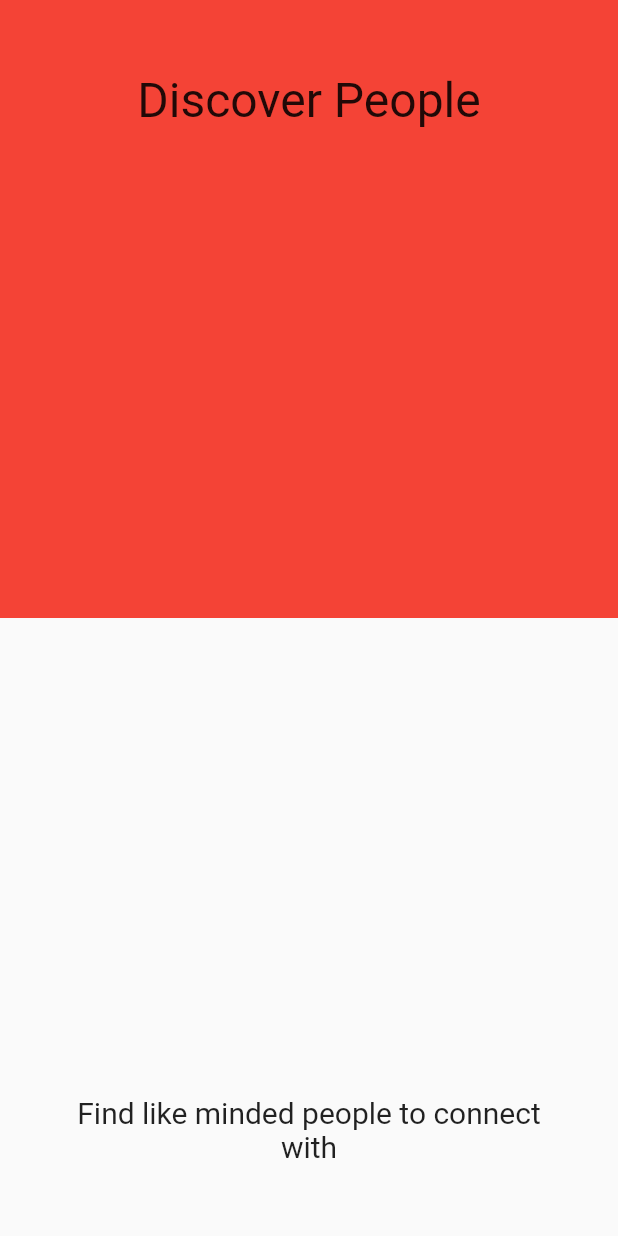
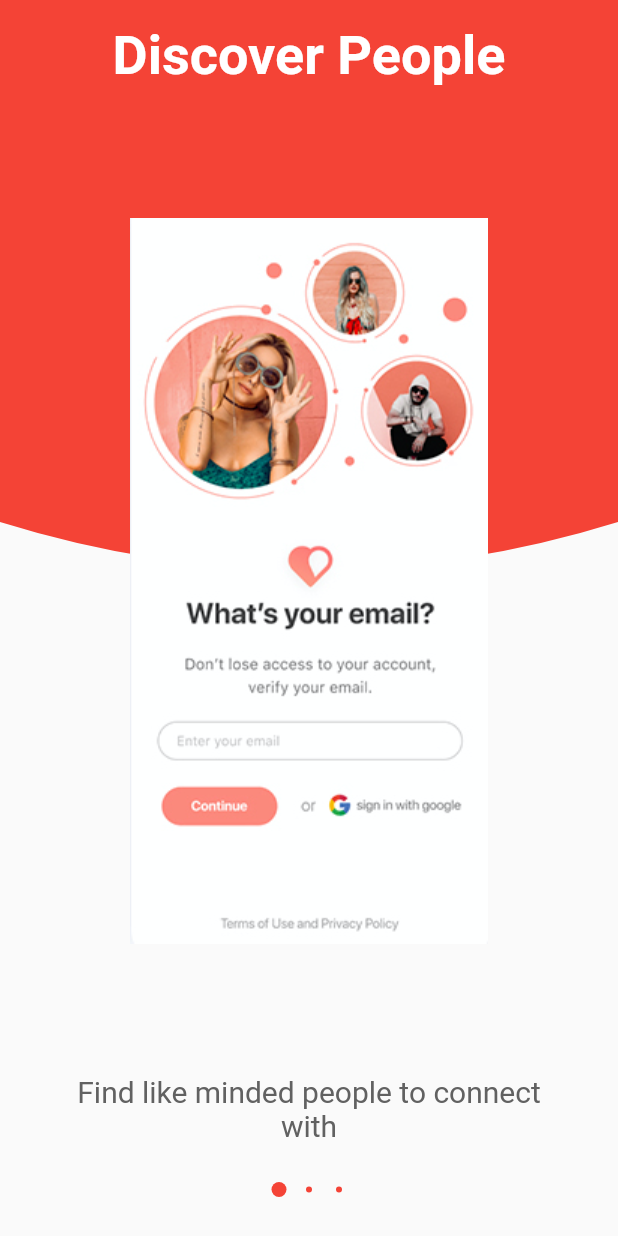
Before and after one commit to ansh0437/FlutterProjects, a Flutter app: the screen it shows after launch, on a phone screen of 412 x 824 dp. Run offline on Flutter 3.47's test engine with Material 2 defaults, Android fonts, the phone set to English and light mode, and no system bars; our stand-ins replace shared_preferences.

Commit message:
Boarding page completed

```diff
--- a/dating_app/lib/app/pages/boarding/boarding.dart
+++ b/dating_app/lib/app/pages/boarding/boarding.dart
@@ -1,18 +1,25 @@
-import 'package:dating_app/constants/dimensions.dart';
+import 'package:dating_app/app/pages/boarding/boarding_page.dart';
+import 'package:dating_app/app/widgets/curved_container.dart';
+import 'package:dating_app/app/widgets/slider/dots_indicator.dart';
+import 'package:dating_app/constants/numbers.dart';
+import 'package:dating_app/data/models/boarding_dto.dart';
 import 'package:flutter/material.dart';
 
+import '../../../constants/numbers.dart';
+import '../../../constants/strings.dart';
 import '../base/base_stateful.dart';
 
 class Boarding extends BasePage {
+  final PageController mPageController = PageController();
+
+  final List<BoardingDTO> mBoardingList = BoardingDTO.list;
+
   @override
   _BoardingState createState() => _BoardingState();
 }
 
 class _BoardingState extends BaseState<Boarding> {
-  @override
-  void initState() {
-    super.initState();
-  }
+  int iPageIndex = 0;
 
   @override
   Widget build(BuildContext context) {
@@ -22,36 +29,35 @@ class _BoardingState extends BaseState<Boarding> {
         key: scaffoldKey,
         body: Stack(
           children: [
-            Container(
-              height: getHeight() / 2,
-              color: Colors.red,
-            ),
+            CurvedContainer(width: getWidth(), height: getHeight()),
             SafeArea(
-              child: Container(
-                padding: EdgeInsets.all(Dimensions.twentyFour),
               child: Column(
                 crossAxisAlignment: CrossAxisAlignment.center,
                 children: [
-                    Container(
-                      padding: EdgeInsets.all(Dimensions.twentyFour),
-                      child: Text(
-                        "Discover People",
-                        style: TextStyle(fontSize: Dimensions.thirtyTwo),
+                  Expanded(
+                    child: Container(
+                      child: PageView.builder(
+                        physics: BouncingScrollPhysics(),
+                        controller: widget.mPageController,
+                        itemCount: widget.mBoardingList.length,
+                        itemBuilder: (BuildContext context, int index) {
+                          return BoardingPage(widget.mBoardingList[index]);
+                        },
+                        onPageChanged: (int index) {
+                          setState(() {
+                            iPageIndex = index;
+                          });
+                        },
                       ),
                     ),
-                    Expanded(
-                      child: Container(),
                   ),
                   Container(
-                      padding: EdgeInsets.all(Dimensions.twentyFour),
-                      child: Text(
-                        "Find like minded people to connect with",
-                        textAlign: TextAlign.center,
-                        style: TextStyle(fontSize: Dimensions.twenty),
+                    padding: const EdgeInsets.all(Doubles.sixteen),
+                    child: iPageIndex == widget.mBoardingList.length - 1
+                        ? _buildGetStarted()
+                        : _buildDotIndicator(),
                   ),
-                    )
                 ],
-                ),
               ),
             ),
           ],
@@ -59,4 +65,30 @@ class _BoardingState extends BaseState<Boarding> {
       ),
     );
   }
+
+  Widget _buildGetStarted() {
+    return InkWell(
+      onTap: () {},
+      child: Padding(
+        padding: const EdgeInsets.all(Doubles.four),
+        child: Text(Strings.getStarted,
+            style: TextStyle(
+              color: Colors.red,
+              fontSize: Doubles.twenty,
+              fontWeight: FontWeight.bold,
+            )),
+      ),
+    );
   }
+
+  Widget _buildDotIndicator() {
+    return Padding(
+      padding: const EdgeInsets.all(Doubles.ten),
+      child: DotsIndicator(
+        controller: widget.mPageController,
+        color: Colors.red,
+        itemCount: widget.mBoardingList.length,
+      ),
+    );
+  }
+}
--- /dev/null
+++ b/dating_app/lib/app/pages/boarding/boarding_page.dart
@@ -0,0 +1,55 @@
+import 'package:flutter/material.dart';
+
+import '../base/base_stateless.dart';
+import '../../../constants/numbers.dart';
+import '../../../data/models/boarding_dto.dart';
+
+class BoardingPage extends BasePageStateless {
+  final BoardingDTO mBoardingDTO;
+
+  BoardingPage(this.mBoardingDTO);
+
+  @override
+  Widget build(BuildContext context) {
+    return SafeArea(
+      child: Container(
+        padding: EdgeInsets.only(top: Doubles.sixteen),
+        child: Column(
+          crossAxisAlignment: CrossAxisAlignment.center,
+          children: [
+            Container(
+              child: Text(
+                mBoardingDTO.title,
+                style: TextStyle(
+                  color: Colors.white,
+                  fontSize: Doubles.thirtySix,
+                  fontWeight: FontWeight.bold,
+                ),
+              ),
+            ),
+            Expanded(
+              child: Container(
+                padding: EdgeInsets.symmetric(vertical: Doubles.sixteen),
+                decoration: BoxDecoration(
+                  borderRadius: BorderRadius.circular(Doubles.twenty),
+                ),
+                child: Image.asset(mBoardingDTO.image),
+              ),
+            ),
+            Container(
+              width: Doubles.threeForty,
+              child: Text(
+                mBoardingDTO.description,
+                textAlign: TextAlign.center,
+                style: TextStyle(
+                  color: Colors.grey.shade700,
+                  fontSize: Doubles.twenty,
+                ),
+              ),
+            ),
+          ],
+        ),
+      ),
+    );
+  }
+}
--- /dev/null
+++ b/dating_app/lib/app/widgets/curved_container.dart
@@ -0,0 +1,45 @@
+import 'package:dating_app/constants/numbers.dart';
+import 'package:flutter/material.dart';
+
+import '../pages/base/base_stateless.dart';
+
+class CurvedContainer extends BasePageStateless {
+  final double width;
+  final double height;
+
+  CurvedContainer({this.width, this.height}) : super();
+
+  @override
+  Widget build(BuildContext context) {
+    return CustomPaint(
+      child: Container(
+        width: width,
+        height: height / Ints.two,
+      ),
+      painter: HeaderCurvedContainer(),
+    );
+  }
+}
+
+// CustomPainter class to for the header curved-container
+class HeaderCurvedContainer extends CustomPainter {
+  @override
+  void paint(Canvas canvas, Size size) {
+    Paint paint = Paint()..color = Colors.red;
+
+    double width = size.width;
+    double height = size.height;
+    double curveHeight = Doubles.sixtyFour;
+
+    Path path = Path()
+      ..relativeLineTo(0, height - curveHeight)
+      ..quadraticBezierTo(width / 2, height, width, height - curveHeight)
+      ..relativeLineTo(0, -(height - curveHeight))
+      ..close();
+
+    canvas.drawPath(path, paint);
+  }
+
+  @override
+  bool shouldRepaint(CustomPainter oldDelegate) => false;
+}
--- /dev/null
+++ b/dating_app/lib/app/widgets/slider/dots_indicator.dart
@@ -0,0 +1,62 @@
+import 'dart:math';
+
+import 'package:flutter/material.dart';
+
+class DotsIndicator extends AnimatedWidget {
+  DotsIndicator({
+    this.controller,
+    this.itemCount,
+    this.color: Colors.white,
+  }) : super(listenable: controller);
+
+  /// The PageController that this DotsIndicator is representing.
+  final PageController controller;
+
+  /// The number of items managed by the PageController
+  final int itemCount;
+
+  /// The color of the dots.
+  ///
+  /// Defaults to `Colors.white`.
+  final Color color;
+
+  // The base size of the dots
+  static const double _kDotSize = 4.0;
+
+  // The increase in the size of the selected dot
+  static const double _kMaxZoom = 2.5;
+
+  // The distance between the center of each dot
+  static const double _kDotSpacing = 20.0;
+
+  Widget _buildDot(int index) {
+    double selectedness = Curves.easeOut.transform(
+      max(
+        0.0,
+//        1.0 -  (controller.hasClients ?  ( ((controller.page ?? controller.initialPage) - index).abs()) : 0),
+        1.0 - ((controller.page ?? controller.initialPage) - index).abs(),
+      ),
+    );
+    double zoom = 1.0 + (_kMaxZoom - 1.0) * selectedness;
+    return new Container(
+      width: _kDotSpacing,
+      child: new Center(
+        child: new Material(
+          color: color,
+          type: MaterialType.circle,
+          child: new Container(
+            width: _kDotSize * zoom,
+            height: _kDotSize * zoom,
+          ),
+        ),
+      ),
+    );
+  }
+
+  Widget build(BuildContext context) {
+    return new Row(
+      mainAxisAlignment: MainAxisAlignment.center,
+      children: new List<Widget>.generate(itemCount, _buildDot),
+    );
+  }
+}
--- /dev/null
+++ b/dating_app/lib/constants/assets.dart
@@ -0,0 +1,7 @@
+class Images {
+  static const String _imageAssets = "assets/images/";
+
+  static const boardingOne = "${_imageAssets}boarding_one.png";
+  static const boardingTwo = "${_imageAssets}boarding_two.png";
+  static const boardingThree = "${_imageAssets}boarding_three.png";
+}
--- a/dating_app/lib/constants/dimensions.dart
+++ /dev/null
@@ -1,6 +0,0 @@
-class Dimensions {
-  static const double twenty = 20.0;
-  static const double twentyFour = 24.0;
-  static const double thirtyTwo = 32.0;
-  static const double hundred = 100.0;
-}
--- /dev/null
+++ b/dating_app/lib/constants/numbers.dart
@@ -0,0 +1,40 @@
+class Ints {
+  static const int one = 1;
+  static const int two = 2;
+  static const int three = 3;
+  static const int four = 4;
+  static const int eight = 8;
+  static const int ten = 10;
+  static const int twelve = 12;
+  static const int sixteen = 16;
+  static const int twenty = 20;
+  static const int twentyFour = 24;
+}
+
+class Doubles {
+  static const double two = 2.0;
+  static const double four = 4.0;
+  static const double eight = 8.0;
+  static const double ten = 10.0;
+  static const double twelve = 12.0;
+  static const double sixteen = 16.0;
+  static const double eighteen = 18.0;
+  static const double twenty = 20.0;
+  static const double twentyFour = 24.0;
+  static const double thirty = 30.0;
+  static const double thirtyTwo = 32.0;
+  static const double thirtySix = 36.0;
+  static const double forty = 40.0;
+  static const double fortyEight = 48.0;
+  static const double fifty = 50.0;
+  static const double fiftyFour = 54.0;
+  static const double sixty = 60.0;
+  static const double sixtyFour = 64.0;
+  static const double seventy = 70.0;
+  static const double eighty = 80.0;
+  static const double ninty = 90.0;
+  static const double nintySix = 96.0;
+  static const double hundred = 100.0;
+  static const double threeTwenty = 320.0;
+  static const double threeForty = 340.0;
+}
--- a/dating_app/lib/constants/strings.dart
+++ b/dating_app/lib/constants/strings.dart
@@ -1,3 +1,5 @@
 class Strings {
   static final String appName = "Dater";
+
+  static final String getStarted = "Get Started";
 }
--- /dev/null
+++ b/dating_app/lib/data/models/boarding_dto.dart
@@ -0,0 +1,36 @@
+import 'package:dating_app/constants/assets.dart';
+
+class BoardingDTO {
+  String title;
+  String description;
+  String image;
+
+  BoardingDTO({
+    this.title,
+    this.description,
+    this.image,
+  });
+
+  static List<BoardingDTO> get list => [
+        BoardingDTO(
+          title: "Discover People",
+          description: "Find like minded people to connect with",
+          image: Images.boardingOne,
+        ),
+        BoardingDTO(
+          title: "Match with them",
+          description:
+              "See who you like and who likes you and connect with them",
+          image: Images.boardingTwo,
+        ),
+        BoardingDTO(
+          title: "Chat with them",
+          description: "Chat with your favorite people who you connected with",
+          image: Images.boardingThree,
+        ),
+      ];
+
+  @override
+  String toString() =>
+      'BoardingDTO(title: $title, description: $description, image: $image)';
+}
--- a/dating_app/pubspec.yaml
+++ b/dating_app/pubspec.yaml
@@ -56,6 +56,7 @@ flutter:
 
   assets:
     - assets/images/
+    - assets/json/
 
   # To add assets to your application, add an assets section, like this:
   # assets:
```
Also changed, not shown: dating_app/assets/json/boarding.json (added, +17 -0 lines), dating_app/lib/app/widgets/slider/image_slider.dart (added, +75 -0 lines), dating_app/lib/helpers/app_helper.dart (added, +7 -0 lines), dating_app/pubspec.lock. Lines whose indentation alone changed are shown as unchanged.
